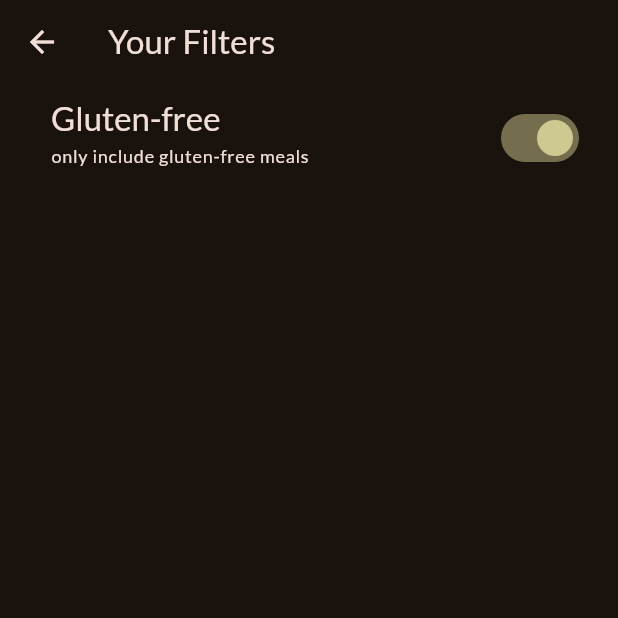
After one commit to dennysihol/meals_flutter, a Flutter app: the FilterScreen screen opened directly, after a tap on "Gluten-free", on a phone screen of 412 x 824 dp, the top half of it. The commit adds this screen. Run offline on Flutter 3.47's test engine with Material 3 defaults, Android fonts, the phone set to English and light mode, and no system bars; our stand-ins replace google_fonts, transparent_image.

Commit message:
add filters screen

```diff
--- /dev/null
+++ b/lib/screens/filters.dart
@@ -0,0 +1,49 @@
+import 'package:flutter/material.dart';
+
+class FilterScreen extends StatefulWidget {
+  const FilterScreen({super.key});
+
+  @override
+  State<FilterScreen> createState() {
+    return _FilterScreenState();
+  }
+}
+
+class _FilterScreenState extends State<FilterScreen> {
+
+  var _glutenFreeFilterSet = false;
+
+  @override
+  Widget build(BuildContext context) {
+    return Scaffold(
+        appBar: AppBar(
+          title: const Text('Your Filters'),
+        ),
+        body: Column(
+          children: [
+            SwitchListTile(
+              value: _glutenFreeFilterSet,
+              onChanged: (isChecked) {
+                setState(() {
+                  _glutenFreeFilterSet = isChecked;
+                });
+              },
+              title: Text(
+                'Gluten-free',
+                style: Theme.of(context).textTheme.titleLarge!.copyWith(
+                      color: Theme.of(context).colorScheme.onBackground,
+                    ),
+              ),
+              subtitle: Text(
+                'only include gluten-free meals',
+                style: Theme.of(context).textTheme.labelMedium!.copyWith(
+                      color: Theme.of(context).colorScheme.onBackground,
+                    ),
+              ),
+              activeColor: Theme.of(context).colorScheme.tertiary,
+              contentPadding: const EdgeInsets.only(left: 34, right: 22),
+            )
+          ],
+        ));
+  }
+}
```
Also changed, not shown: lib/screens/tabs.dart (+13 -1 lines), lib/widgets/main_drawer.dart (+9 -3 lines).
